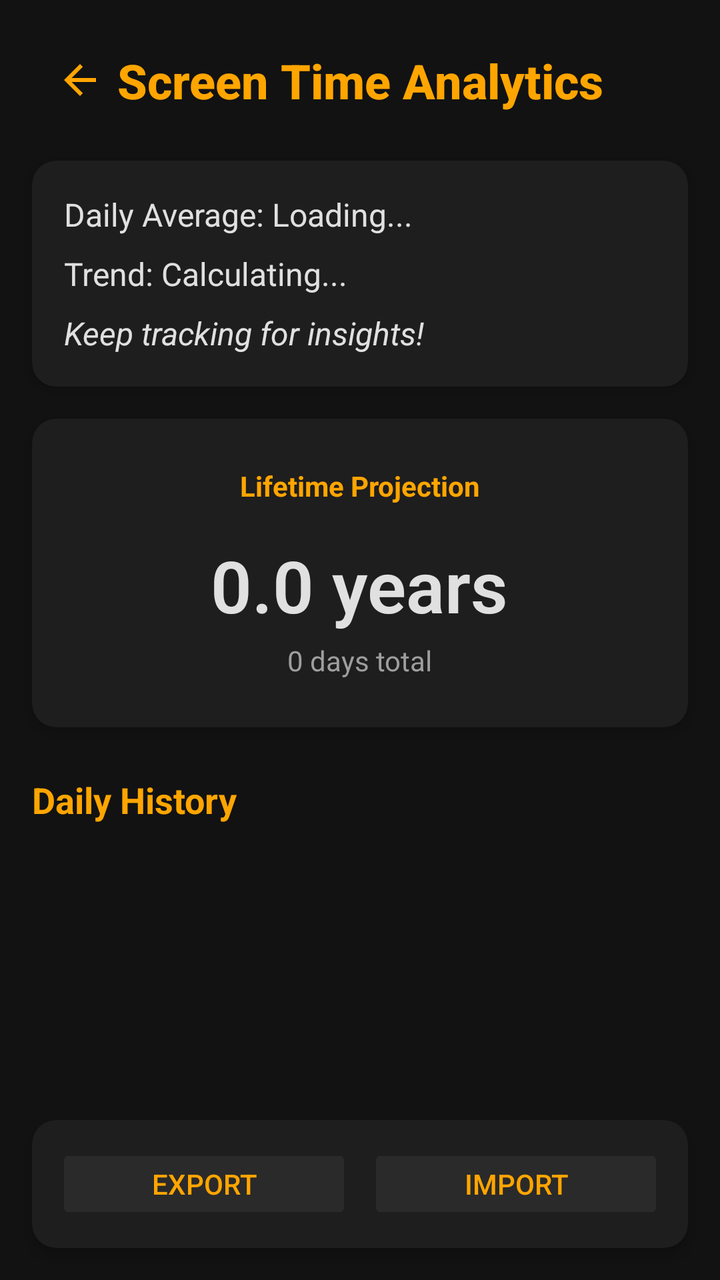
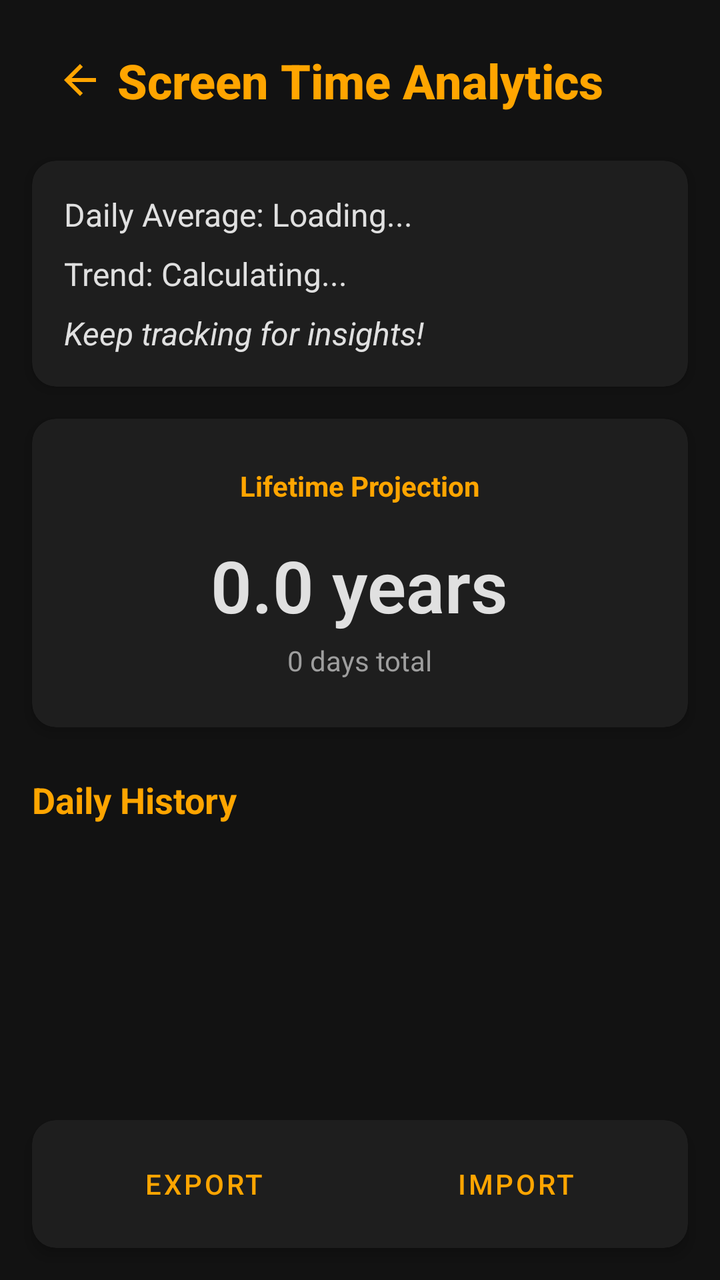

The first picture is an Android layout as it rendered before a commit; the second is the same layout after the commit. The layout source and the unified diff follow.
<!-- AndroidManifest.xml: application theme Theme.Screentimetracker -->
<!-- res/layout/activity_analytics.xml -->
<?xml version="1.0" encoding="utf-8"?>
<androidx.constraintlayout.widget.ConstraintLayout xmlns:android="http://schemas.android.com/apk/res/android"
    xmlns:app="http://schemas.android.com/apk/res-auto"
    xmlns:tools="http://schemas.android.com/tools"
    android:layout_width="match_parent"
    android:layout_height="match_parent"
    android:background="#121212"
    android:fitsSystemWindows="true"
    tools:context=".AnalyticsActivity">

    <ImageButton
        android:id="@+id/backButton"
        android:layout_width="48dp"
        android:layout_height="48dp"
        android:background="?attr/selectableItemBackgroundBorderless"
        android:contentDescription="Back"
        android:src="@drawable/ic_arrow_back"
        app:layout_constraintStart_toStartOf="parent"
        app:layout_constraintTop_toTopOf="parent"
        android:layout_marginTop="16dp"
        android:layout_marginStart="16dp"
        app:tint="#FFA500" />

    <TextView
        android:id="@+id/titleTextView"
        android:layout_width="wrap_content"
        android:layout_height="wrap_content"
        android:text="Screen Time Analytics"
        android:textColor="#FFA500"
        android:textSize="24sp"
        android:textStyle="bold"
        android:fontFamily="sans-serif-medium"
        app:layout_constraintTop_toTopOf="@+id/backButton"
        app:layout_constraintBottom_toBottomOf="@+id/backButton"
        app:layout_constraintStart_toStartOf="parent"
        app:layout_constraintEnd_toEndOf="parent" />

    <androidx.cardview.widget.CardView
        android:id="@+id/summaryCardView"
        android:layout_width="0dp"
        android:layout_height="wrap_content"
        android:layout_marginStart="16dp"
        android:layout_marginTop="24dp"
        android:layout_marginEnd="16dp"
        app:cardBackgroundColor="#1E1E1E"
        app:cardCornerRadius="12dp"
        app:cardElevation="4dp"
        app:layout_constraintEnd_toEndOf="parent"
        app:layout_constraintStart_toStartOf="parent"
        app:layout_constraintTop_toBottomOf="@+id/titleTextView">

        <LinearLayout
            android:layout_width="match_parent"
            android:layout_height="wrap_content"
            android:orientation="vertical"
            android:padding="16dp">

            <TextView
                android:id="@+id/averageTextView"
                android:layout_width="wrap_content"
                android:layout_height="wrap_content"
                android:text="Daily Average: Loading..."
                android:textColor="#E0E0E0"
                android:textSize="16sp"
                android:layout_marginBottom="8dp" />

            <TextView
                android:id="@+id/trendTextView"
                android:layout_width="wrap_content"
                android:layout_height="wrap_content"
                android:text="Trend: Calculating..."
                android:textColor="#E0E0E0"
                android:textSize="16sp"
                android:layout_marginBottom="8dp" />

            <TextView
                android:id="@+id/progressTextView"
                android:layout_width="wrap_content"
                android:layout_height="wrap_content"
                android:text="Keep tracking for insights!"
                android:textColor="#E0E0E0"
                android:textSize="16sp"
                android:textStyle="italic" />

        </LinearLayout>
    </androidx.cardview.widget.CardView>

    <androidx.cardview.widget.CardView
        android:id="@+id/lifetimeCardView"
        android:layout_width="0dp"
        android:layout_height="wrap_content"
        android:layout_marginStart="16dp"
        android:layout_marginTop="16dp"
        android:layout_marginEnd="16dp"
        app:cardBackgroundColor="#1E1E1E"
        app:cardCornerRadius="12dp"
        app:cardElevation="4dp"
        app:layout_constraintEnd_toEndOf="parent"
        app:layout_constraintStart_toStartOf="parent"
        app:layout_constraintTop_toBottomOf="@+id/summaryCardView">

        <LinearLayout
            android:layout_width="match_parent"
            android:layout_height="wrap_content"
            android:orientation="vertical"
            android:padding="24dp"
            android:gravity="center">

            <TextView
                android:layout_width="wrap_content"
                android:layout_height="wrap_content"
                android:text="Lifetime Projection"
                android:textColor="#FFA500"
                android:textSize="14sp"
                android:textStyle="bold"
                android:layout_marginBottom="16dp" />

            <TextView
                android:id="@+id/lifetimeYearsTextView"
                android:layout_width="wrap_content"
                android:layout_height="wrap_content"
                android:text="0.0 years"
                android:textColor="#E0E0E0"
                android:textSize="36sp"
                android:textStyle="bold"
                android:fontFamily="sans-serif-light"
                android:layout_marginBottom="4dp" />

            <TextView
                android:id="@+id/lifetimeDaysTextView"
                android:layout_width="wrap_content"
                android:layout_height="wrap_content"
                android:text="0 days total"
                android:textColor="#9E9E9E"
                android:textSize="14sp" />

        </LinearLayout>
    </androidx.cardview.widget.CardView>

    <TextView
        android:id="@+id/historyLabel"
        android:layout_width="wrap_content"
        android:layout_height="wrap_content"
        android:text="Daily History"
        android:textColor="#FFA500"
        android:textSize="18sp"
        android:textStyle="bold"
        android:layout_marginStart="16dp"
        android:layout_marginTop="24dp"
        app:layout_constraintStart_toStartOf="parent"
        app:layout_constraintTop_toBottomOf="@+id/lifetimeCardView" />

    <androidx.recyclerview.widget.RecyclerView
        android:id="@+id/analyticsRecyclerView"
        android:layout_width="0dp"
        android:layout_height="0dp"
        android:layout_marginStart="16dp"
        android:layout_marginTop="12dp"
        android:layout_marginEnd="16dp"
        android:layout_marginBottom="8dp"
        app:layout_constraintBottom_toTopOf="@+id/exportImportCard"
        app:layout_constraintEnd_toEndOf="parent"
        app:layout_constraintStart_toStartOf="parent"
        app:layout_constraintTop_toBottomOf="@+id/historyLabel"
        tools:listitem="@layout/item_analytics_day" />

    
    <androidx.cardview.widget.CardView
        android:id="@+id/exportImportCard"
        android:layout_width="0dp"
        android:layout_height="wrap_content"
        android:layout_marginStart="16dp"
        android:layout_marginEnd="16dp"
        android:layout_marginBottom="16dp"
        app:cardBackgroundColor="#1E1E1E"
        app:cardCornerRadius="12dp"
        app:cardElevation="4dp"
        app:layout_constraintBottom_toBottomOf="parent"
        app:layout_constraintEnd_toEndOf="parent"
        app:layout_constraintStart_toStartOf="parent">

        <LinearLayout
            android:layout_width="match_parent"
            android:layout_height="wrap_content"
            android:orientation="horizontal"
            android:padding="12dp">

            <Button
                android:id="@+id/exportAnalyticsButton"
                android:layout_width="0dp"
                android:layout_height="40dp"
                android:layout_weight="1"
                android:text="Export"
                android:textColor="#FFA500"
                android:textSize="14sp"
                android:backgroundTint="#2A2A2A"
                android:layout_marginEnd="8dp"
                android:stateListAnimator="@null" />

            <Button
                android:id="@+id/importAnalyticsButton"
                android:layout_width="0dp"
                android:layout_height="40dp"
                android:layout_weight="1"
                android:text="Import"
                android:textColor="#FFA500"
                android:textSize="14sp"
                android:backgroundTint="#2A2A2A"
                android:stateListAnimator="@null" />

        </LinearLayout>
    </androidx.cardview.widget.CardView>

</androidx.constraintlayout.widget.ConstraintLayout>
<!-- res/layout/item_analytics_day.xml (included above) -->
<?xml version="1.0" encoding="utf-8"?>
<androidx.cardview.widget.CardView xmlns:android="http://schemas.android.com/apk/res/android"
    xmlns:app="http://schemas.android.com/apk/res-auto"
    android:layout_width="match_parent"
    android:layout_height="wrap_content"
    android:layout_marginVertical="4dp"
    app:cardBackgroundColor="#1E1E1E"
    app:cardCornerRadius="8dp"
    app:cardElevation="2dp">

    <androidx.constraintlayout.widget.ConstraintLayout
        android:layout_width="match_parent"
        android:layout_height="wrap_content"
        android:padding="16dp">

        <TextView
            android:id="@+id/dateTextView"
            android:layout_width="wrap_content"
            android:layout_height="wrap_content"
            android:text="Today"
            android:textColor="#E0E0E0"
            android:textSize="16sp"
            android:textStyle="bold"
            app:layout_constraintStart_toStartOf="parent"
            app:layout_constraintTop_toTopOf="parent" />

        <TextView
            android:id="@+id/timeTextView"
            android:layout_width="wrap_content"
            android:layout_height="wrap_content"
            android:text="2h 30m"
            android:textColor="#E0E0E0"
            android:textSize="18sp"
            android:textStyle="bold"
            app:layout_constraintEnd_toStartOf="@+id/statusTextView"
            app:layout_constraintTop_toTopOf="parent"
            android:layout_marginEnd="16dp" />

        <TextView
            android:id="@+id/statusTextView"
            android:layout_width="wrap_content"
            android:layout_height="wrap_content"
            android:text="Good"
            android:textColor="#4CAF50"
            android:textSize="14sp"
            android:textStyle="bold"
            app:layout_constraintEnd_toEndOf="parent"
            app:layout_constraintTop_toTopOf="parent" />

    </androidx.constraintlayout.widget.ConstraintLayout>

</androidx.cardview.widget.CardView>
<!-- resources referenced by this layout -->
<resources>
  <!-- drawable ic_arrow_back (drawable) -->
  <vector xmlns:android="http://schemas.android.com/apk/res/android"
      android:width="24dp"
      android:height="24dp"
      android:viewportWidth="24"
      android:viewportHeight="24"
      android:tint="?attr/colorOnSurface"
      android:autoMirrored="true">
      <path
          android:fillColor="@android:color/white"
          android:pathData="M20,11H7.83l5.59,-5.59L12,4l-8,8 8,8 1.41,-1.41L7.83,13H20v-2z"/>
  </vector>
  <style name="Theme.Screentimetracker" parent="Theme.MaterialComponents.NoActionBar">
          
          <item name="colorPrimary">@color/accent_orange</item>
          <item name="colorPrimaryVariant">@color/accent_orange</item>
          <item name="colorOnPrimary">@color/on_accent</item>
          <item name="colorSecondary">@color/accent_orange</item>
          <item name="colorSecondaryVariant">@color/accent_orange</item>
          <item name="colorOnSecondary">@color/on_accent</item>
  
          <item name="android:windowBackground">@color/app_background_dark</item>
          <item name="android:statusBarColor">@color/app_background_dark</item>
          <item name="android:navigationBarColor">@color/app_background_dark</item>
          <item name="android:windowLightStatusBar">false</item>
          <item name="android:windowLightNavigationBar">false</item>
      </style>
  <color name="accent_orange">#FFA500</color>
  <color name="on_accent">#121212</color>
  <color name="app_background_dark">#121212</color>
</resources>

<!-- the commit's change to res/layout/activity_analytics.xml (unified diff, before → after) -->
@@ -4,7 +4,7 @@
     xmlns:tools="http://schemas.android.com/tools"
     android:layout_width="match_parent"
     android:layout_height="match_parent"
-    android:background="#121212"
+    android:background="@color/app_background_dark"
     android:fitsSystemWindows="true"
     tools:context=".AnalyticsActivity">
 
@@ -19,14 +19,14 @@
         app:layout_constraintTop_toTopOf="parent"
         android:layout_marginTop="16dp"
         android:layout_marginStart="16dp"
-        app:tint="#FFA500" />
+        app:tint="@color/accent_orange" />
 
     <TextView
         android:id="@+id/titleTextView"
         android:layout_width="wrap_content"
         android:layout_height="wrap_content"
         android:text="Screen Time Analytics"
-        android:textColor="#FFA500"
+        android:textColor="@color/accent_orange"
         android:textSize="24sp"
         android:textStyle="bold"
         android:fontFamily="sans-serif-medium"
@@ -42,7 +42,7 @@
         android:layout_marginStart="16dp"
         android:layout_marginTop="24dp"
         android:layout_marginEnd="16dp"
-        app:cardBackgroundColor="#1E1E1E"
+        app:cardBackgroundColor="@color/surface_dark"
         app:cardCornerRadius="12dp"
         app:cardElevation="4dp"
         app:layout_constraintEnd_toEndOf="parent"
@@ -60,7 +60,7 @@
                 android:layout_width="wrap_content"
                 android:layout_height="wrap_content"
                 android:text="Daily Average: Loading..."
-                android:textColor="#E0E0E0"
+                android:textColor="@color/text_primary_dark"
                 android:textSize="16sp"
                 android:layout_marginBottom="8dp" />
 
@@ -69,7 +69,7 @@
                 android:layout_width="wrap_content"
                 android:layout_height="wrap_content"
                 android:text="Trend: Calculating..."
-                android:textColor="#E0E0E0"
+                android:textColor="@color/text_primary_dark"
                 android:textSize="16sp"
                 android:layout_marginBottom="8dp" />
 
@@ -78,7 +78,7 @@
                 android:layout_width="wrap_content"
                 android:layout_height="wrap_content"
                 android:text="Keep tracking for insights!"
-                android:textColor="#E0E0E0"
+                android:textColor="@color/text_primary_dark"
                 android:textSize="16sp"
                 android:textStyle="italic" />
 
@@ -92,7 +92,7 @@
         android:layout_marginStart="16dp"
         android:layout_marginTop="16dp"
         android:layout_marginEnd="16dp"
-        app:cardBackgroundColor="#1E1E1E"
+        app:cardBackgroundColor="@color/surface_dark"
         app:cardCornerRadius="12dp"
         app:cardElevation="4dp"
         app:layout_constraintEnd_toEndOf="parent"
@@ -110,7 +110,7 @@
                 android:layout_width="wrap_content"
                 android:layout_height="wrap_content"
                 android:text="Lifetime Projection"
-                android:textColor="#FFA500"
+                android:textColor="@color/accent_orange"
                 android:textSize="14sp"
                 android:textStyle="bold"
                 android:layout_marginBottom="16dp" />
@@ -120,7 +120,7 @@
                 android:layout_width="wrap_content"
                 android:layout_height="wrap_content"
                 android:text="0.0 years"
-                android:textColor="#E0E0E0"
+                android:textColor="@color/text_primary_dark"
                 android:textSize="36sp"
                 android:textStyle="bold"
                 android:fontFamily="sans-serif-light"
@@ -131,7 +131,7 @@
                 android:layout_width="wrap_content"
                 android:layout_height="wrap_content"
                 android:text="0 days total"
-                android:textColor="#9E9E9E"
+                android:textColor="@color/text_secondary_dark"
                 android:textSize="14sp" />
 
         </LinearLayout>
@@ -142,7 +142,7 @@
         android:layout_width="wrap_content"
         android:layout_height="wrap_content"
         android:text="Daily History"
-        android:textColor="#FFA500"
+        android:textColor="@color/accent_orange"
         android:textSize="18sp"
         android:textStyle="bold"
         android:layout_marginStart="16dp"
@@ -172,7 +172,7 @@
         android:layout_marginStart="16dp"
         android:layout_marginEnd="16dp"
         android:layout_marginBottom="16dp"
-        app:cardBackgroundColor="#1E1E1E"
+        app:cardBackgroundColor="@color/surface_dark"
         app:cardCornerRadius="12dp"
         app:cardElevation="4dp"
         app:layout_constraintBottom_toBottomOf="parent"
@@ -187,26 +187,22 @@
 
             <Button
                 android:id="@+id/exportAnalyticsButton"
+                style="@style/Widget.Awareen.Button.Flat"
                 android:layout_width="0dp"
                 android:layout_height="40dp"
                 android:layout_weight="1"
                 android:text="Export"
-                android:textColor="#FFA500"
                 android:textSize="14sp"
-                android:backgroundTint="#2A2A2A"
-                android:layout_marginEnd="8dp"
-                android:stateListAnimator="@null" />
+                android:layout_marginEnd="8dp" />
 
             <Button
                 android:id="@+id/importAnalyticsButton"
+                style="@style/Widget.Awareen.Button.Flat"
                 android:layout_width="0dp"
                 android:layout_height="40dp"
                 android:layout_weight="1"
                 android:text="Import"
-                android:textColor="#FFA500"
-                android:textSize="14sp"
-                android:backgroundTint="#2A2A2A"
-                android:stateListAnimator="@null" />
+                android:textSize="14sp" />
 
         </LinearLayout>
     </androidx.cardview.widget.CardView>
@@ -219,7 +215,7 @@
     android:layout_width="match_parent"
     android:layout_height="wrap_content"
     android:layout_marginVertical="4dp"
-    app:cardBackgroundColor="#1E1E1E"
+    app:cardBackgroundColor="@color/surface_dark"
     app:cardCornerRadius="8dp"
     app:cardElevation="2dp">
 
@@ -233,7 +229,7 @@
             android:layout_width="wrap_content"
             android:layout_height="wrap_content"
             android:text="Today"
-            android:textColor="#E0E0E0"
+            android:textColor="@color/text_primary_dark"
             android:textSize="16sp"
             android:textStyle="bold"
             app:layout_constraintStart_toStartOf="parent"
@@ -244,7 +240,7 @@
             android:layout_width="wrap_content"
             android:layout_height="wrap_content"
             android:text="2h 30m"
-            android:textColor="#E0E0E0"
+            android:textColor="@color/text_primary_dark"
             android:textSize="18sp"
             android:textStyle="bold"
             app:layout_constraintEnd_toStartOf="@+id/statusTextView"
@@ -256,7 +252,7 @@
             android:layout_width="wrap_content"
             android:layout_height="wrap_content"
             android:text="Good"
-            android:textColor="#4CAF50"
+            android:textColor="@color/status_good"
             android:textSize="14sp"
             android:textStyle="bold"
             app:layout_constraintEnd_toEndOf="parent"
<!-- resource entries referenced after the edit -->
@@ -12,6 +12,12 @@
           android:fillColor="@android:color/white"
           android:pathData="M20,11H7.83l5.59,-5.59L12,4l-8,8 8,8 1.41,-1.41L7.83,13H20v-2z"/>
   </vector>
+  <style name="Widget.Awareen.Button.Flat" parent="Widget.MaterialComponents.Button">
+          <item name="backgroundTint">@color/surface_variant_dark</item>
+          <item name="android:textColor">@color/accent_orange</item>
+          <item name="android:stateListAnimator">@null</item>
+          <item name="elevation">0dp</item>
+      </style>
   <style name="Theme.Screentimetracker" parent="Theme.MaterialComponents.NoActionBar">
           
           <item name="colorPrimary">@color/accent_orange</item>
@@ -27,8 +33,13 @@
           <item name="android:windowLightStatusBar">false</item>
           <item name="android:windowLightNavigationBar">false</item>
       </style>
+  <color name="surface_variant_dark">#2A2A2A</color>
   <color name="accent_orange">#FFA500</color>
   <color name="on_accent">#121212</color>
   <color name="app_background_dark">#121212</color>
+  <color name="status_good">#4CAF50</color>
+  <color name="surface_dark">#1E1E1E</color>
+  <color name="text_primary_dark">#E0E0E0</color>
+  <color name="text_secondary_dark">#9E9E9E</color>
 </resources>
 
